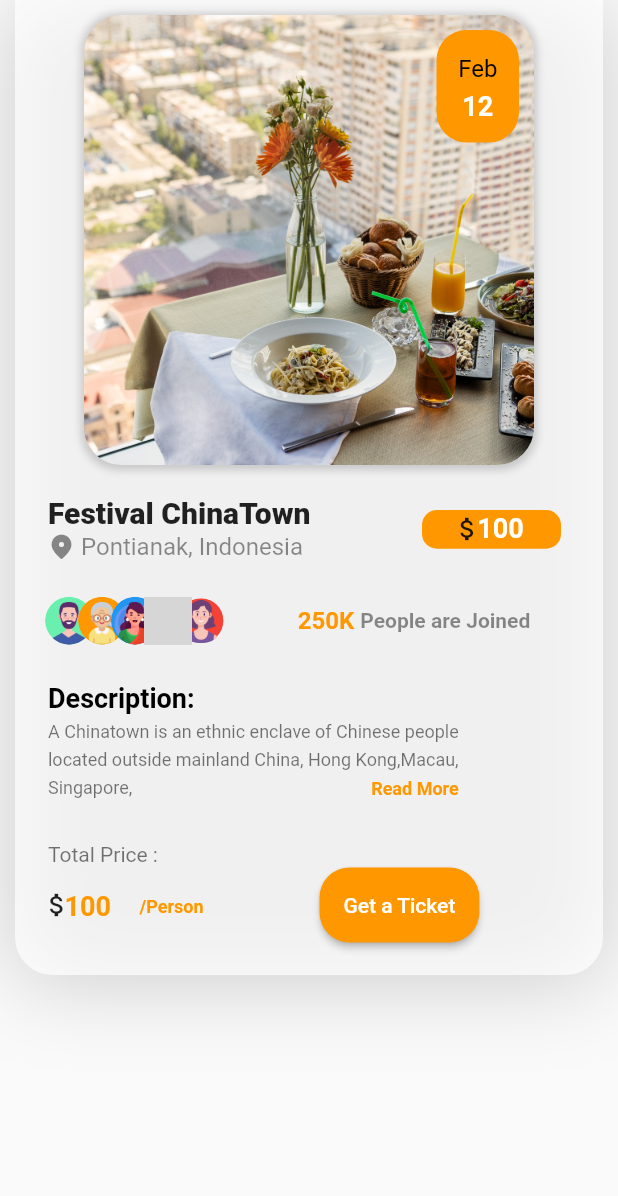
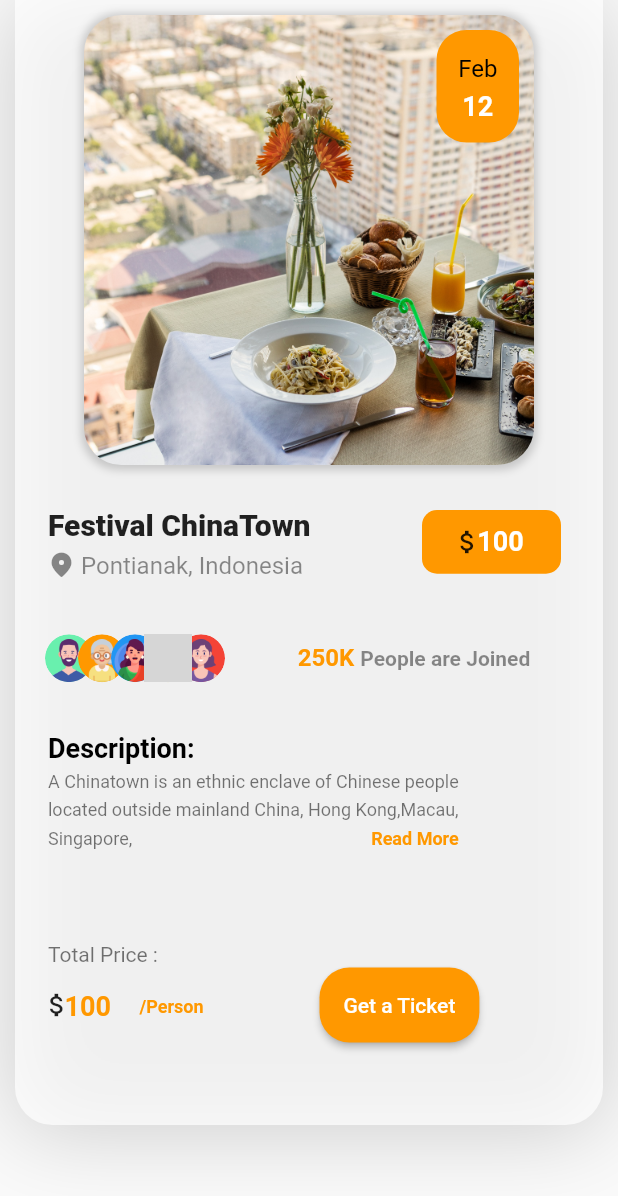
Before and after one commit to Thr93Satar/hiring_academy, a Flutter app: the screen it shows after launch, on a phone screen of 412 x 824 dp. Shown: the top 1196 px of the screen. Run offline on Flutter 3.47's test engine with Material 2 defaults, Android fonts, the phone set to English and light mode, and no system bars; grey boxes are pictures that could not be loaded.

Commit message:
making_Resturant_Reservation_Card_and_i_am_happy_v2

```diff
--- a/lib/main.dart
+++ b/lib/main.dart
@@ -26,7 +26,7 @@ class MyApp extends StatelessWidget {
                 ),
                 Expanded(
                   child: Container(
-                    height: 650,
+                    height: 750,
                     decoration: BoxDecoration(
                         boxShadow: [
                           BoxShadow(
```
